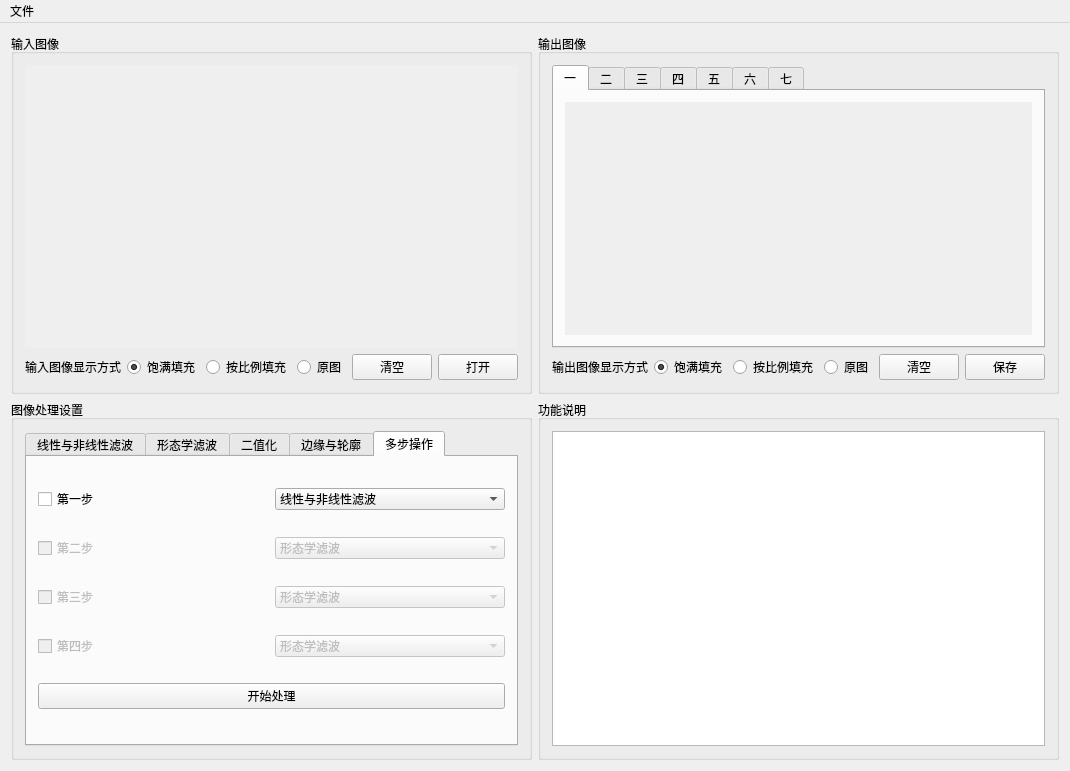
Qt form contour/mainwindow.ui (BugAngel/ImageProcessingTeachingSoftware) before a commit.
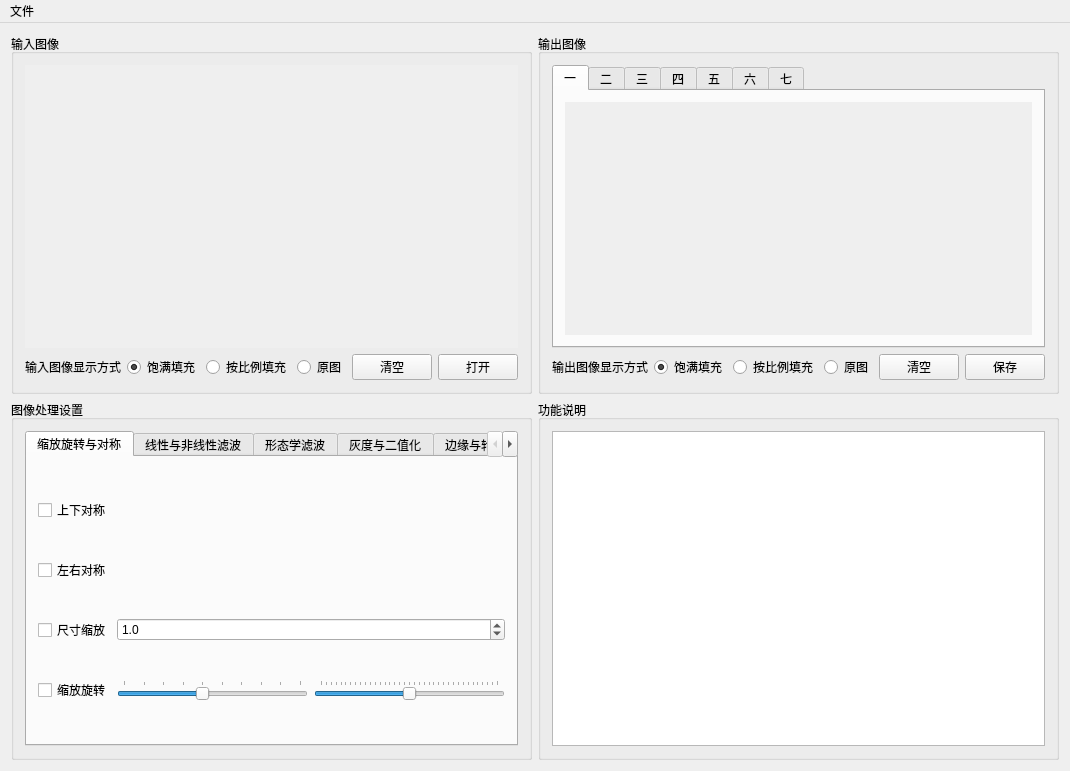
The same form after that commit. The open tabs and pages were chosen to show the change. Icons and pictures are not drawn.

Commit message:
缩放旋转与对称
添加缩放旋转与对称功能，添加实践项目选项卡，多步操作支持现在的六步操作

```diff
--- a/contour/mainwindow.ui
+++ b/contour/mainwindow.ui
@@ -437,6 +437,101 @@
          <property name="currentIndex">
           <number>1</number>
          </property>
+         <property name="tabBarAutoHide">
+          <bool>false</bool>
+         </property>
+         <widget class="QWidget" name="tab_13">
+          <attribute name="title">
+           <string>缩放旋转与对称</string>
+          </attribute>
+          <layout class="QGridLayout" name="gridLayout_6">
+           <item row="1" column="0">
+            <widget class="QCheckBox" name="leftRightCheckBox">
+             <property name="text">
+              <string>左右对称</string>
+             </property>
+            </widget>
+           </item>
+           <item row="2" column="0">
+            <widget class="QCheckBox" name="resizeCheckBox">
+             <property name="text">
+              <string>尺寸缩放</string>
+             </property>
+            </widget>
+           </item>
+           <item row="2" column="1" colspan="2">
+            <widget class="QDoubleSpinBox" name="resizeDoubleSpinBox">
+             <property name="decimals">
+              <number>1</number>
+             </property>
+             <property name="minimum">
+              <double>0.100000000000000</double>
+             </property>
+             <property name="maximum">
+              <double>10.000000000000000</double>
+             </property>
+             <property name="singleStep">
+              <double>0.100000000000000</double>
+             </property>
+             <property name="value">
+              <double>1.000000000000000</double>
+             </property>
+            </widget>
+           </item>
+           <item row="3" column="0">
+            <widget class="QCheckBox" name="rotateCheckBox">
+             <property name="text">
+              <string>缩放旋转</string>
+             </property>
+            </widget>
+           </item>
+           <item row="3" column="1">
+            <widget class="QSlider" name="warpHorizontalSlider">
+             <property name="minimum">
+              <number>1</number>
+             </property>
+             <property name="maximum">
+              <number>10</number>
+             </property>
+             <property name="pageStep">
+              <number>1</number>
+             </property>
+             <property name="value">
+              <number>5</number>
+             </property>
+             <property name="orientation">
+              <enum>Qt::Horizontal</enum>
+             </property>
+             <property name="tickPosition">
+              <enum>QSlider::TicksAbove</enum>
+             </property>
+            </widget>
+           </item>
+           <item row="3" column="2">
+            <widget class="QSlider" name="rotateHorizontalSlider">
+             <property name="minimum">
+              <number>-180</number>
+             </property>
+             <property name="maximum">
+              <number>180</number>
+             </property>
+             <property name="orientation">
+              <enum>Qt::Horizontal</enum>
+             </property>
+             <property name="tickPosition">
+              <enum>QSlider::TicksAbove</enum>
+             </property>
+            </widget>
+           </item>
+           <item row="0" column="0">
+            <widget class="QCheckBox" name="upDownCheckBox">
+             <property name="text">
+              <string>上下对称</string>
+             </property>
+            </widget>
+           </item>
+          </layout>
+         </widget>
          <widget class="QWidget" name="tab_3">
           <attribute name="title">
            <string>线性与非线性滤波</string>
@@ -685,7 +780,7 @@
          </widget>
          <widget class="QWidget" name="tab">
           <attribute name="title">
-           <string>二值化</string>
+           <string>灰度与二值化</string>
           </attribute>
           <layout class="QGridLayout" name="gridLayout">
            <item row="0" column="0">
@@ -926,6 +1021,11 @@
            </item>
           </layout>
          </widget>
+         <widget class="QWidget" name="tab_14">
+          <attribute name="title">
+           <string>实践项目</string>
+          </attribute>
+         </widget>
          <widget class="QWidget" name="tab_12">
           <attribute name="title">
            <string>多步操作</string>
@@ -940,6 +1040,11 @@
            </item>
            <item row="0" column="1">
             <widget class="QComboBox" name="firstOperateComboBox">
+             <item>
+              <property name="text">
+               <string>缩放旋转与对称</string>
+              </property>
+             </item>
              <item>
               <property name="text">
                <string>线性与非线性滤波</string>
@@ -972,28 +1077,6 @@
              </property>
             </widget>
            </item>
-           <item row="1" column="1">
-            <widget class="QComboBox" name="secondOperateComboBox">
-             <property name="enabled">
-              <bool>false</bool>
-             </property>
-             <item>
-              <property name="text">
-               <string>形态学滤波</string>
-              </property>
-             </item>
-             <item>
-              <property name="text">
-               <string>二值化</string>
-              </property>
-             </item>
-             <item>
-              <property name="text">
-               <string>边缘与轮廓</string>
-              </property>
-             </item>
-            </widget>
-           </item>
            <item row="2" column="0">
             <widget class="QCheckBox" name="thirdOperateCheckBox">
              <property name="enabled">
@@ -1009,6 +1092,11 @@
              <property name="enabled">
               <bool>false</bool>
              </property>
+             <item>
+              <property name="text">
+               <string>线性与非线性滤波</string>
+              </property>
+             </item>
              <item>
               <property name="text">
                <string>形态学滤波</string>
@@ -1041,6 +1129,11 @@
              <property name="enabled">
               <bool>false</bool>
              </property>
+             <item>
+              <property name="text">
+               <string>线性与非线性滤波</string>
+              </property>
+             </item>
              <item>
               <property name="text">
                <string>形态学滤波</string>
@@ -1058,13 +1151,84 @@
              </item>
             </widget>
            </item>
-           <item row="4" column="0" colspan="2">
+           <item row="6" column="0" colspan="2">
             <widget class="QPushButton" name="multiOperatePushButton">
              <property name="text">
               <string>开始处理</string>
              </property>
             </widget>
            </item>
+           <item row="3" column="0">
+            <widget class="QCheckBox" name="forthOperateCheckBox">
+             <property name="enabled">
+              <bool>false</bool>
+             </property>
+             <property name="text">
+              <string>第四步</string>
+             </property>
+            </widget>
+           </item>
+           <item row="2" column="1">
+            <widget class="QComboBox" name="thirdOperateComboBox">
+             <property name="enabled">
+              <bool>false</bool>
+             </property>
+             <item>
+              <property name="text">
+               <string>线性与非线性滤波</string>
+              </property>
+             </item>
+             <item>
+              <property name="text">
+               <string>形态学滤波</string>
+              </property>
+             </item>
+             <item>
+              <property name="text">
+               <string>二值化</string>
+              </property>
+             </item>
+             <item>
+              <property name="text">
+               <string>边缘与轮廓</string>
+              </property>
+             </item>
+            </widget>
+           </item>
+           <item row="4" column="1">
+            <widget class="QComboBox" name="fifthOperateComboBox">
+             <property name="enabled">
+              <bool>false</bool>
+             </property>
+             <item>
+              <property name="text">
+               <string>线性与非线性滤波</string>
+              </property>
+             </item>
+            </widget>
+           </item>
+           <item row="5" column="0">
+            <widget class="QCheckBox" name="sixthOperateCheckBox">
+             <property name="enabled">
+              <bool>false</bool>
+             </property>
+             <property name="text">
+              <string>第六步</string>
+             </property>
+            </widget>
+           </item>
+           <item row="5" column="1">
+            <widget class="QComboBox" name="sixthOperateComboBox">
+             <property name="enabled">
+              <bool>false</bool>
+             </property>
+             <item>
+              <property name="text">
+               <string>线性与非线性滤波</string>
+              </property>
+             </item>
+            </widget>
+           </item>
           </layout>
          </widget>
         </widget>
```
Left out of the diff: 150 changed lines with no effect on the pictures. The commit also changes 12 other files.
